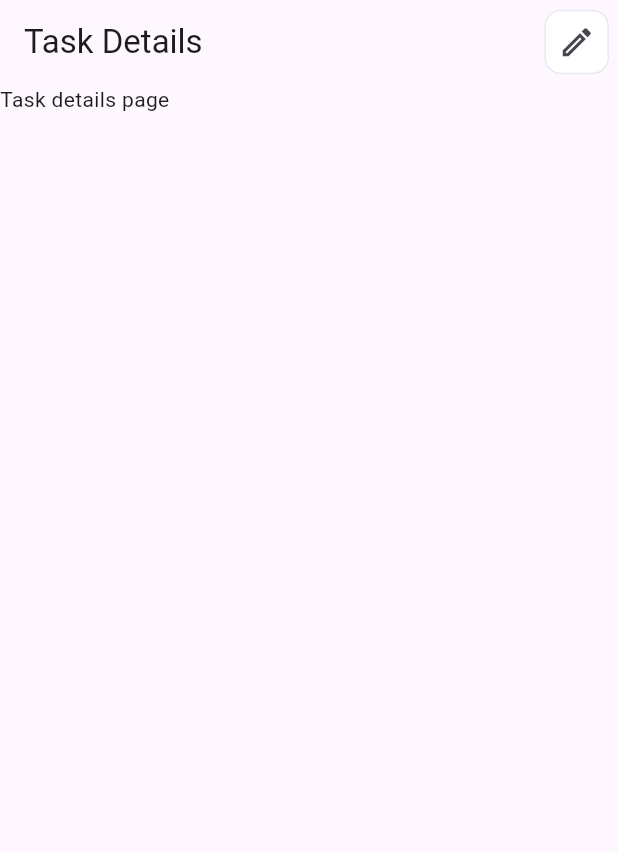
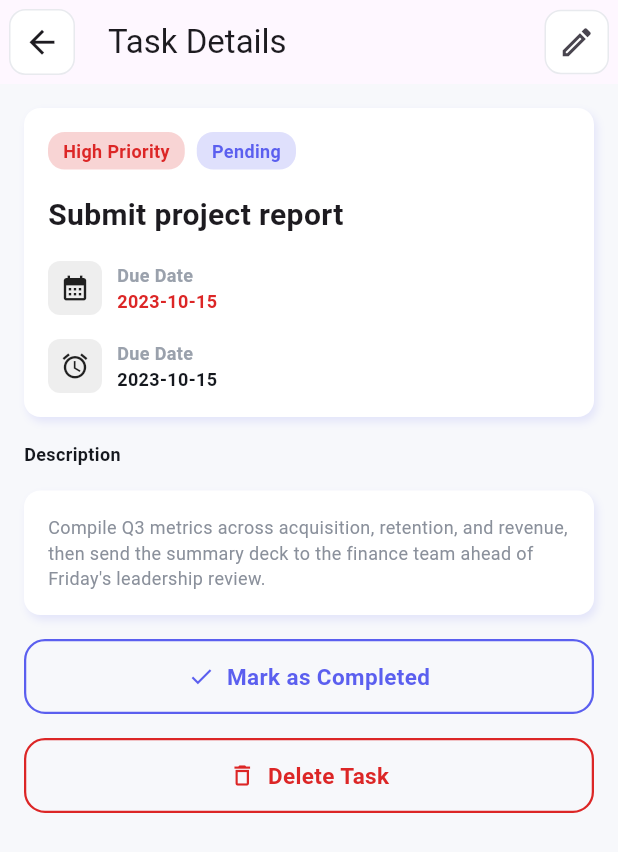
Before and after one commit to mazbaul20/Task-Manager-app-b19, a Flutter app: the screen it shows after launch, on a phone screen of 412 x 824 dp. Shown: the top 852 px of the screen. Run offline on Flutter 3.47's test engine with Material 3 defaults, Android fonts, the phone set to English and light mode, and no system bars.

Commit message:
Task Details screen

```diff
--- a/lib/presentation/feature/task_details/task_details_screen.dart
+++ b/lib/presentation/feature/task_details/task_details_screen.dart
@@ -1,6 +1,12 @@
 import 'package:flutter/material.dart';
 import 'package:task_manager_app_b19/presentation/core/square_icon_button.dart';
 import 'package:task_manager_app_b19/presentation/feature/add_edit_task/add_edit_task_screen.dart';
+
+import '../../../core/app_colors.dart';
+import '../../../core/app_strings.dart';
+import 'widget/action_button.dart';
+import 'widget/info_pill.dart';
+import 'widget/info_row.dart';
 
 class TaskDetailsScreen extends StatefulWidget {
   const TaskDetailsScreen({super.key});
@@ -13,7 +19,9 @@ class _TaskDetailsScreenState extends State<TaskDetailsScreen> {
   @override
   Widget build(BuildContext context) {
     return Scaffold(
+      backgroundColor: AppColors.background,
       appBar: AppBar(
+        leading: SquareIconButton(icon: Icons.arrow_back, onTap: () {}),
         title: const Text('Task Details'),
         actions: [
           SizedBox(
@@ -31,7 +39,123 @@ class _TaskDetailsScreenState extends State<TaskDetailsScreen> {
         ],
       ),
 
-      body: Text("Task details page"),
+      body: Padding(
+        padding: const EdgeInsets.all(16.0),
+        child: Column(
+          spacing: 16,
+          crossAxisAlignment: CrossAxisAlignment.start,
+          children: [
+            Container(
+              decoration: BoxDecoration(
+                color: AppColors.white,
+                borderRadius: BorderRadius.circular(11),
+                boxShadow: [
+                  BoxShadow(
+                    color: AppColors.primary.withAlpha(32),
+                    blurRadius: 4,
+                    offset: Offset(2, 3),
+                  ),
+                ],
+              ),
+              child: Padding(
+                padding: const EdgeInsets.all(16.0),
+                child: Column(
+                  crossAxisAlignment: CrossAxisAlignment.start,
+                  spacing: 16,
+                  children: [
+                    Row(
+                      spacing: 8,
+                      children: [
+                        InfoPill(
+                          text: "High Priority",
+                          textColor: AppColors.red,
+                          backgroundColor: AppColors.red.withAlpha(50),
+                        ),
+                        InfoPill(
+                          text: "Pending",
+                          textColor: AppColors.primary,
+                          backgroundColor: AppColors.primary.withAlpha(50),
+                        ),
+                      ],
+                    ),
+                    Text(
+                      'Submit project report',
+                      style: TextStyle(
+                        fontSize: 20,
+                        fontWeight: FontWeight.w700,
+                      ),
+                    ),
+                    InfoRow(
+                      icon: Icons.calendar_month,
+                      label: 'Due Date',
+                      value: '2023-10-15',
+                      valueColor: AppColors.red,
+                    ),
+                    InfoRow(
+                      icon: Icons.alarm,
+                      label: "Due Date",
+                      value: "2023-10-15",
+                      valueColor: AppColors.primaryText,
+                    ),
+                  ],
+                ),
+              ),
+            ),
+            Text(
+              AppStrings.description,
+              style: TextStyle(
+                fontSize: 12,
+                fontWeight: FontWeight.w700,
+                color: AppColors.primaryText,
+              ),
+            ),
+            Container(
+              padding: EdgeInsets.all(16),
+              decoration: BoxDecoration(
+                color: AppColors.white,
+                borderRadius: BorderRadius.circular(11),
+                boxShadow: [
+                  BoxShadow(
+                    color: AppColors.primary.withAlpha(32),
+                    blurRadius: 4,
+                    offset: Offset(2, 3),
+                  ),
+                ],
+              ),
+              child: Text(
+                "Compile Q3 metrics across acquisition, retention, and revenue, then send the summary deck to the finance team ahead of Friday's leadership review.",
+                style: TextStyle(fontSize: 12, color: AppColors.labelText),
+              ),
+            ),
+
+            ActionButton(
+              icon: Icons.done,
+              label: 'Mark as Completed',
+              textColor: AppColors.primary,
+              borderColor: AppColors.primary,
+              backgroundColor: AppColors.primary,
+              onTap: () {
+                Navigator.of(context).push(
+                  MaterialPageRoute(builder: (context) => AddEditTaskScreen()),
+                );
+              },
+            ),
+
+            ActionButton(
+              icon: Icons.delete_outline,
+              label: 'Delete Task',
+              textColor: AppColors.red,
+              borderColor: AppColors.red,
+              backgroundColor: AppColors.red,
+              onTap: () {
+                Navigator.of(context).push(
+                  MaterialPageRoute(builder: (context) => AddEditTaskScreen()),
+                );
+              },
+            ),
+          ],
+        ),
+      ),
     );
   }
 }
--- a/lib/presentation/feature/task_details/widget/action_button.dart
+++ b/lib/presentation/feature/task_details/widget/action_button.dart
@@ -0,0 +1,46 @@
+import 'package:flutter/material.dart';
+
+class ActionButton extends StatelessWidget {
+  const ActionButton({
+    super.key,
+    required this.icon,
+    required this.label,
+    required this.textColor,
+    required this.borderColor,
+    required this.backgroundColor,
+    required this.onTap,
+  });
+
+  final IconData icon;
+  final String label;
+  final Color textColor;
+  final Color borderColor;
+  final Color backgroundColor;
+  final VoidCallback onTap;
+
+  @override
+  Widget build(BuildContext context) {
+    return Container(
+      height: 50,
+      decoration: BoxDecoration(
+        border: Border.all(color: borderColor, width: 1.5),
+        borderRadius: BorderRadius.circular(14),
+      ),
+      child: Row(
+        mainAxisAlignment: MainAxisAlignment.center,
+        children: [
+          Icon(icon, color: textColor, size: 18),
+          SizedBox(width: 8),
+          Text(
+            label,
+            style: TextStyle(
+              color: textColor,
+              fontSize: 15,
+              fontWeight: FontWeight.w700,
+            ),
+          ),
+        ],
+      ),
+    );
+  }
+}
--- a/lib/presentation/feature/task_details/widget/info_pill.dart
+++ b/lib/presentation/feature/task_details/widget/info_pill.dart
@@ -0,0 +1,33 @@
+import 'package:flutter/material.dart';
+
+class InfoPill extends StatelessWidget {
+  const InfoPill({
+    super.key,
+    required this.text,
+    required this.textColor,
+    required this.backgroundColor,
+  });
+
+  final String text;
+  final Color textColor;
+  final Color backgroundColor;
+
+  @override
+  Widget build(BuildContext context) {
+    return Container(
+      padding: const EdgeInsets.symmetric(horizontal: 10, vertical: 4),
+      decoration: BoxDecoration(
+        color: backgroundColor,
+        borderRadius: BorderRadius.circular(11),
+      ),
+      child: Text(
+        text,
+        style: TextStyle(
+          color: textColor,
+          fontSize: 12,
+          fontWeight: FontWeight.w700,
+        ),
+      ),
+    );
+  }
+}
--- a/lib/presentation/feature/task_details/widget/info_row.dart
+++ b/lib/presentation/feature/task_details/widget/info_row.dart
@@ -0,0 +1,57 @@
+import 'package:flutter/material.dart';
+
+import '../../../../core/app_colors.dart';
+
+class InfoRow extends StatelessWidget {
+  const InfoRow({
+    super.key,
+    required this.icon,
+    required this.label,
+    required this.value,
+    required this.valueColor,
+  });
+
+  final IconData icon;
+  final String label;
+  final String value;
+  final Color valueColor;
+
+  @override
+  Widget build(BuildContext context) {
+    return Row(
+      spacing: 10,
+      children: [
+        Container(
+          width: 36,
+          height: 36,
+          decoration: BoxDecoration(
+            color: Colors.grey[200],
+            borderRadius: BorderRadius.circular(8),
+          ),
+          child: Icon(icon, size: 20),
+        ),
+        Column(
+          crossAxisAlignment: CrossAxisAlignment.start,
+          children: [
+            Text(
+              label,
+              style: TextStyle(
+                fontSize: 12,
+                color: AppColors.mutedText,
+                fontWeight: FontWeight.w600,
+              ),
+            ),
+            Text(
+              value,
+              style: TextStyle(
+                fontSize: 12,
+                color: valueColor,
+                fontWeight: FontWeight.w600,
+              ),
+            ),
+          ],
+        ),
+      ],
+    );
+  }
+}
```
